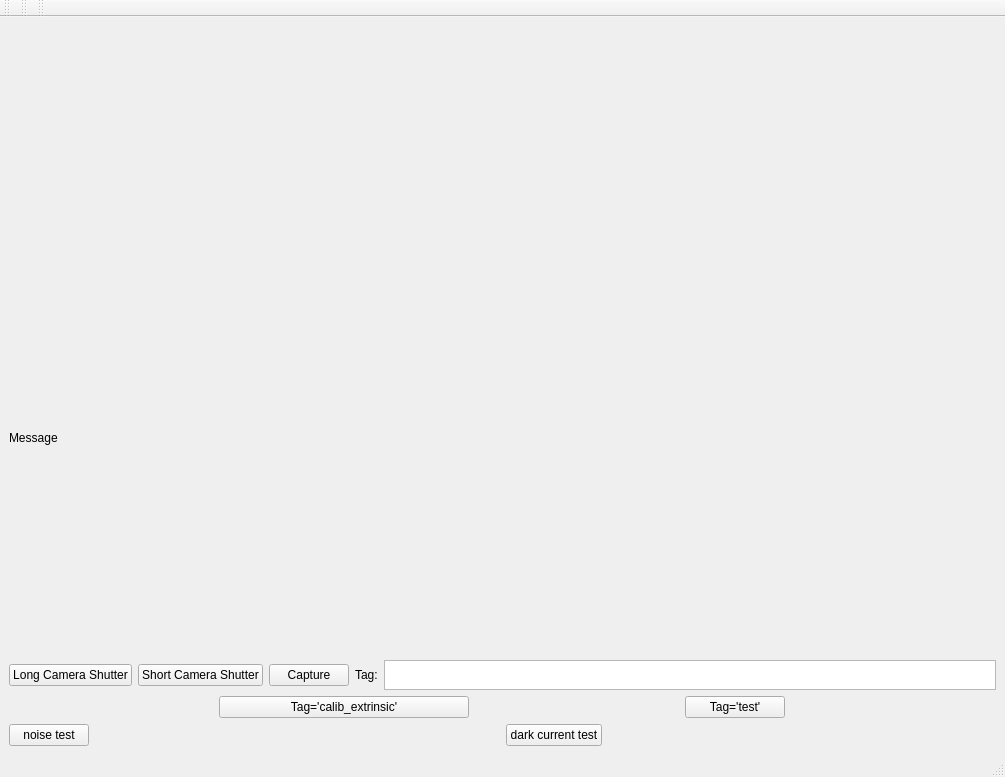
Above: myUI.ui from evancheng1006/MyImageCaptureTools before the change. Below: the same form after it.
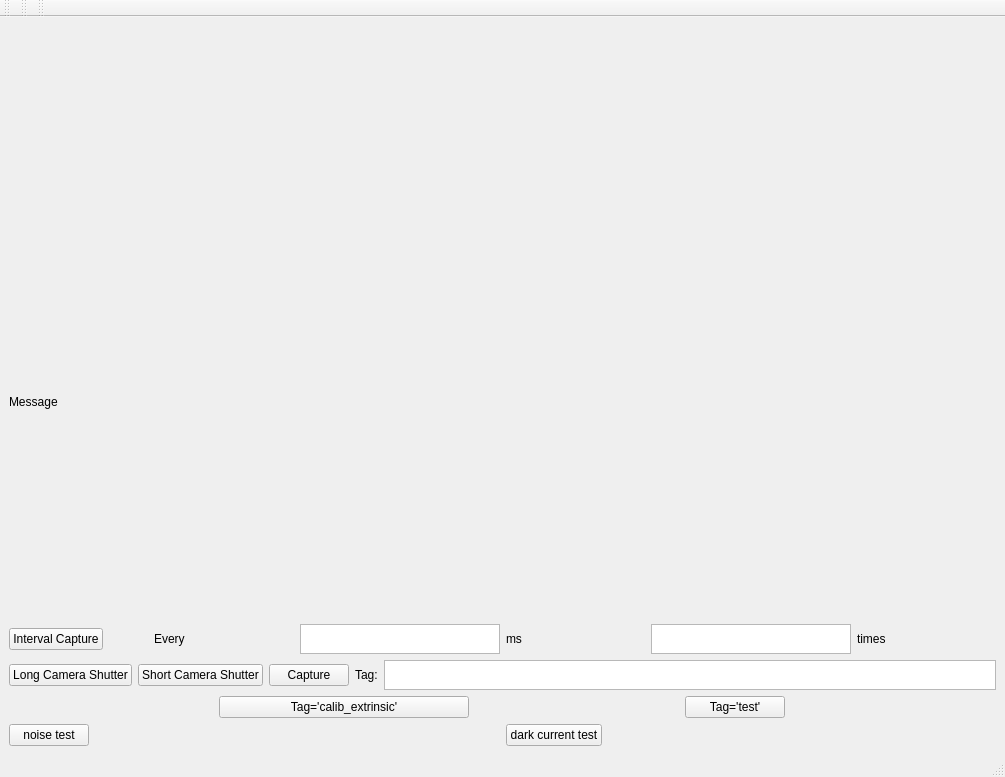
That is the form after the change.

Commit message: interval capture and heatmap

The edit to the form file:
```diff
--- a/myUI.ui
+++ b/myUI.ui
@@ -67,6 +67,64 @@
       </property>
      </widget>
     </item>
+    <item>
+     <layout class="QHBoxLayout" name="horizontalLayout_5">
+      <item alignment="Qt::AlignLeft">
+       <widget class="QPushButton" name="btn_interval_capture">
+        <property name="maximumSize">
+         <size>
+          <width>150</width>
+          <height>16777215</height>
+         </size>
+        </property>
+        <property name="text">
+         <string>Interval Capture</string>
+        </property>
+       </widget>
+      </item>
+      <item>
+       <widget class="QLabel" name="label_interval_capture_Every">
+        <property name="text">
+         <string>Every</string>
+        </property>
+       </widget>
+      </item>
+      <item>
+       <widget class="QPlainTextEdit" name="plainTextEdit_interval_capture_ms">
+        <property name="maximumSize">
+         <size>
+          <width>200</width>
+          <height>30</height>
+         </size>
+        </property>
+       </widget>
+      </item>
+      <item>
+       <widget class="QLabel" name="label_interval_capture_ms">
+        <property name="text">
+         <string>ms</string>
+        </property>
+       </widget>
+      </item>
+      <item>
+       <widget class="QPlainTextEdit" name="plainTextEdit_interval_capture_times">
+        <property name="maximumSize">
+         <size>
+          <width>200</width>
+          <height>30</height>
+         </size>
+        </property>
+       </widget>
+      </item>
+      <item>
+       <widget class="QLabel" name="label_interval_capture_times">
+        <property name="text">
+         <string>times</string>
+        </property>
+       </widget>
+      </item>
+     </layout>
+    </item>
     <item>
      <layout class="QHBoxLayout" name="horizontalLayout_3">
       <property name="sizeConstraint">
```
The commit also changes 4 other files.
